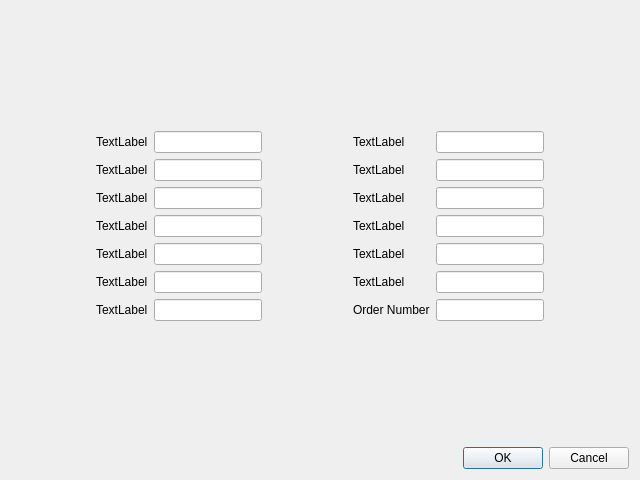
Before: the Qt Designer form prefdialog.ui in mygnu/rgb-quote, drawn with Qt 5.
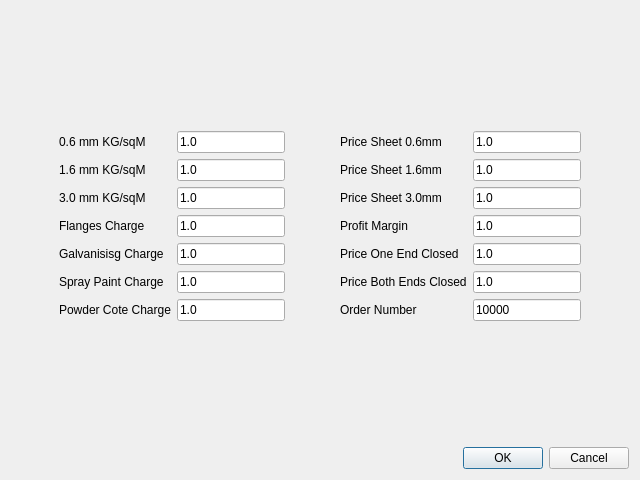
After: the same form once the commit is applied.

```diff
--- a/prefdialog.ui
+++ b/prefdialog.ui
@@ -49,49 +49,49 @@
          <item>
           <widget class="QLabel" name="label">
            <property name="text">
-            <string>TextLabel</string>
+            <string>0.6 mm KG/sqM</string>
            </property>
           </widget>
          </item>
          <item>
           <widget class="QLabel" name="label_2">
            <property name="text">
-            <string>TextLabel</string>
+            <string>1.6 mm KG/sqM</string>
            </property>
           </widget>
          </item>
          <item>
           <widget class="QLabel" name="label_3">
            <property name="text">
-            <string>TextLabel</string>
+            <string>3.0 mm KG/sqM</string>
            </property>
           </widget>
          </item>
          <item>
           <widget class="QLabel" name="label_4">
            <property name="text">
-            <string>TextLabel</string>
+            <string>Flanges Charge</string>
            </property>
           </widget>
          </item>
          <item>
           <widget class="QLabel" name="label_5">
            <property name="text">
-            <string>TextLabel</string>
+            <string>Galvanisisg Charge</string>
            </property>
           </widget>
          </item>
          <item>
           <widget class="QLabel" name="label_6">
            <property name="text">
-            <string>TextLabel</string>
+            <string>Spray Paint Charge</string>
            </property>
           </widget>
          </item>
          <item>
           <widget class="QLabel" name="label_7">
            <property name="text">
-            <string>TextLabel</string>
+            <string>Powder Cote Charge</string>
            </property>
           </widget>
          </item>
@@ -100,25 +100,74 @@
        <item>
         <layout class="QVBoxLayout" name="verticalLayout_2">
          <item>
-          <widget class="QLineEdit" name="lineEdit"/>
+          <widget class="QLineEdit" name="kgFor0_6mmLE">
+           <property name="inputMethodHints">
+            <set>Qt::ImhDigitsOnly|Qt::ImhPreferNumbers</set>
+           </property>
+           <property name="text">
+            <string>1.0</string>
+           </property>
+          </widget>
          </item>
          <item>
-          <widget class="QLineEdit" name="lineEdit_2"/>
+          <widget class="QLineEdit" name="kgFor1_6mmLE">
+           <property name="inputMethodHints">
+            <set>Qt::ImhDigitsOnly</set>
+           </property>
+           <property name="text">
+            <string>1.0</string>
+           </property>
+          </widget>
          </item>
          <item>
-          <widget class="QLineEdit" name="lineEdit_3"/>
+          <widget class="QLineEdit" name="kgFor3_0mmLE">
+           <property name="inputMethodHints">
+            <set>Qt::ImhDigitsOnly</set>
+           </property>
+           <property name="text">
+            <string>1.0</string>
+           </property>
+          </widget>
          </item>
          <item>
-          <widget class="QLineEdit" name="lineEdit_4"/>
+          <widget class="QLineEdit" name="flangesChargeLE">
+           <property name="inputMethodHints">
+            <set>Qt::ImhDigitsOnly</set>
+           </property>
+           <property name="text">
+            <string>1.0</string>
+           </property>
+          </widget>
          </item>
          <item>
-          <widget class="QLineEdit" name="lineEdit_5"/>
+          <widget class="QLineEdit" name="galvaniseChargeLE">
+           <property name="inputMethodHints">
+            <set>Qt::ImhDigitsOnly</set>
+           </property>
+           <property name="text">
+            <string>1.0</string>
+           </property>
+          </widget>
          </item>
          <item>
-          <widget class="QLineEdit" name="lineEdit_6"/>
+          <widget class="QLineEdit" name="sprayPaintChargeLE">
+           <property name="inputMethodHints">
+            <set>Qt::ImhDigitsOnly</set>
+           </property>
+           <property name="text">
+            <string>1.0</string>
+           </property>
+          </widget>
          </item>
          <item>
-          <widget class="QLineEdit" name="lineEdit_7"/>
+          <widget class="QLineEdit" name="powderCoteChargeLE">
+           <property name="inputMethodHints">
+            <set>Qt::ImhDigitsOnly</set>
+           </property>
+           <property name="text">
+            <string>1.0</string>
+           </property>
+          </widget>
          </item>
         </layout>
        </item>
@@ -141,45 +190,45 @@
       <layout class="QHBoxLayout" name="horizontalLayout_2">
        <item>
         <layout class="QVBoxLayout" name="verticalLayout_3">
-         <item>
-          <widget class="QLabel" name="label_8">
-           <property name="text">
-            <string>TextLabel</string>
-           </property>
-          </widget>
-         </item>
          <item>
           <widget class="QLabel" name="label_9">
            <property name="text">
-            <string>TextLabel</string>
+            <string>Price Sheet 0.6mm</string>
            </property>
           </widget>
          </item>
          <item>
           <widget class="QLabel" name="label_10">
            <property name="text">
-            <string>TextLabel</string>
+            <string>Price Sheet 1.6mm</string>
            </property>
           </widget>
          </item>
          <item>
           <widget class="QLabel" name="label_11">
            <property name="text">
-            <string>TextLabel</string>
+            <string>Price Sheet 3.0mm</string>
+           </property>
+          </widget>
+         </item>
+         <item>
+          <widget class="QLabel" name="label_8">
+           <property name="text">
+            <string>Profit Margin</string>
            </property>
           </widget>
          </item>
          <item>
           <widget class="QLabel" name="label_12">
            <property name="text">
-            <string>TextLabel</string>
+            <string>Price One End Closed</string>
            </property>
           </widget>
          </item>
          <item>
           <widget class="QLabel" name="label_13">
            <property name="text">
-            <string>TextLabel</string>
+            <string>Price Both Ends Closed</string>
            </property>
           </widget>
          </item>
@@ -195,25 +244,74 @@
        <item>
         <layout class="QVBoxLayout" name="verticalLayout_4">
          <item>
-          <widget class="QLineEdit" name="lineEdit_8"/>
+          <widget class="QLineEdit" name="priceFor0_6mmLE">
+           <property name="inputMethodHints">
+            <set>Qt::ImhDigitsOnly</set>
+           </property>
+           <property name="text">
+            <string>1.0</string>
+           </property>
+          </widget>
          </item>
          <item>
-          <widget class="QLineEdit" name="lineEdit_9"/>
+          <widget class="QLineEdit" name="priceFor1_6mmLE">
+           <property name="inputMethodHints">
+            <set>Qt::ImhDigitsOnly</set>
+           </property>
+           <property name="text">
+            <string>1.0</string>
+           </property>
+          </widget>
          </item>
          <item>
-          <widget class="QLineEdit" name="lineEdit_10"/>
+          <widget class="QLineEdit" name="priceFor3_0mmLE">
+           <property name="inputMethodHints">
+            <set>Qt::ImhDigitsOnly</set>
+           </property>
+           <property name="text">
+            <string>1.0</string>
+           </property>
+          </widget>
          </item>
          <item>
-          <widget class="QLineEdit" name="lineEdit_11"/>
+          <widget class="QLineEdit" name="profitMarginLE">
+           <property name="inputMethodHints">
+            <set>Qt::ImhDigitsOnly</set>
+           </property>
+           <property name="text">
+            <string>1.0</string>
+           </property>
+          </widget>
          </item>
          <item>
-          <widget class="QLineEdit" name="lineEdit_12"/>
+          <widget class="QLineEdit" name="priceOneEndCloseLE">
+           <property name="inputMethodHints">
+            <set>Qt::ImhDigitsOnly</set>
+           </property>
+           <property name="text">
+            <string>1.0</string>
+           </property>
+          </widget>
          </item>
          <item>
-          <widget class="QLineEdit" name="lineEdit_13"/>
+          <widget class="QLineEdit" name="priceBothEndsClosedLE">
+           <property name="inputMethodHints">
+            <set>Qt::ImhDigitsOnly</set>
+           </property>
+           <property name="text">
+            <string>1.0</string>
+           </property>
+          </widget>
          </item>
          <item>
-          <widget class="QLineEdit" name="orderNumberLineEdit"/>
+          <widget class="QLineEdit" name="orderNumberLineEdit">
+           <property name="inputMethodHints">
+            <set>Qt::ImhDigitsOnly|Qt::ImhPreferNumbers</set>
+           </property>
+           <property name="text">
+            <string>10000</string>
+           </property>
+          </widget>
          </item>
         </layout>
        </item>
```
Left out of the diff: 16 changed lines with no effect on the pictures.
